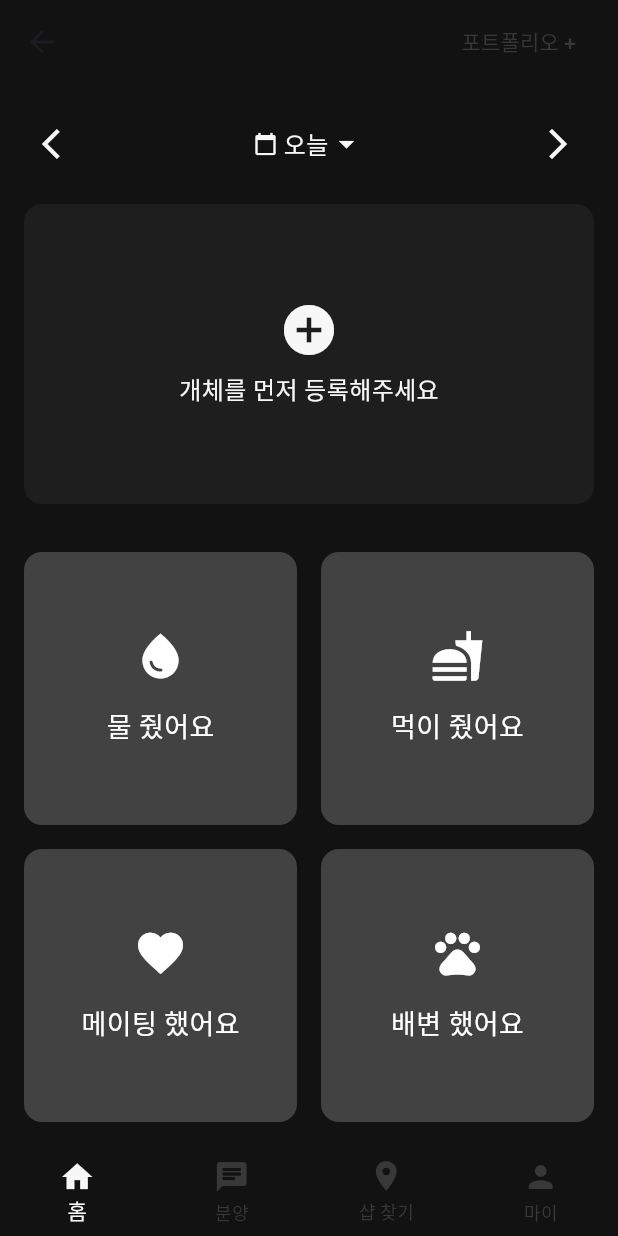
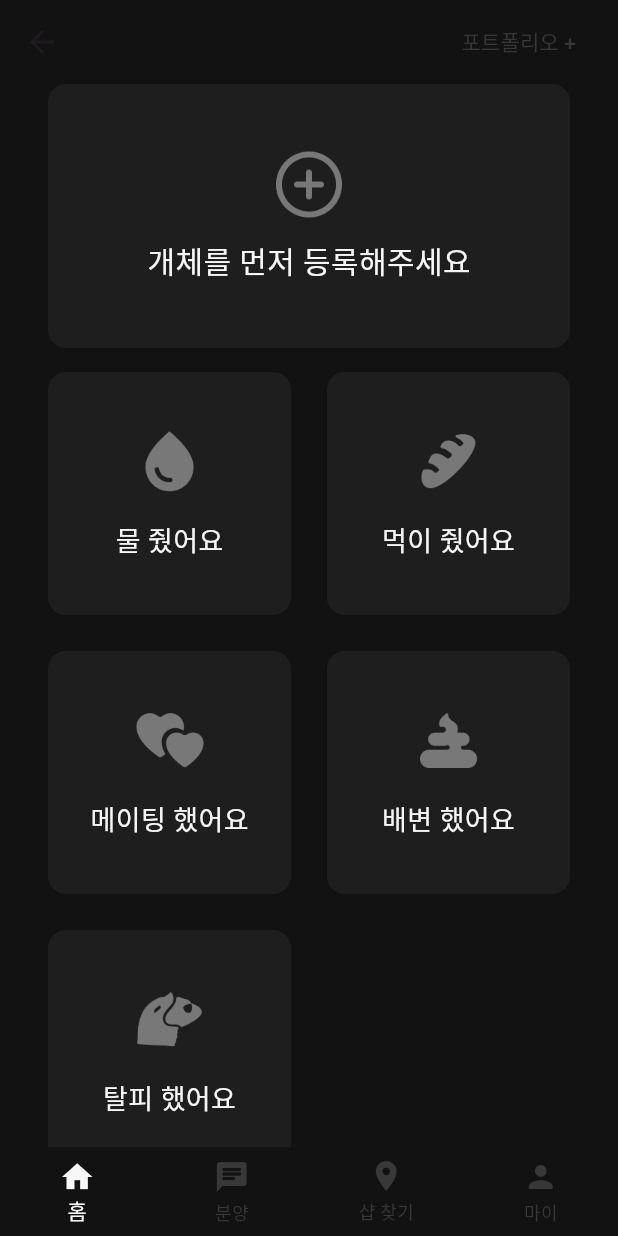
Before and after one commit to oobinkim/rep_f_Flutter, a Flutter app: the HomeView screen opened by its route, on a phone screen of 412 x 824 dp. Run offline on Flutter 3.47's test engine with Material 3 defaults, Android fonts, the phone set to English and light mode, and no system bars; our stand-ins replace cloud_firestore, firebase_auth, firebase_core; accounts and stored records are empty; Roboto replaces fonts that are missing (Pretendard); project files that could hold a hidden picture were left out.

Commit message:
폰트 및 간격조정/ 아이콘 적용

```diff
--- a/lib/views/home_view/home_view.dart
+++ b/lib/views/home_view/home_view.dart
@@ -1,6 +1,6 @@
 import 'package:flutter/material.dart';
+import '../../widgets/grid_button.dart';
 import '../../share/app_color.dart';
-import '../../widgets/grid_button.dart'; // GridButton을 임포트
 
 class HomeView extends StatefulWidget {
   @override
@@ -36,57 +36,18 @@ class _HomeViewState extends State<HomeView> {
         ),
       ),
       body: Padding(
-        padding: const EdgeInsets.all(16.0),
+        padding: const EdgeInsets.symmetric(horizontal: 32.0), // 가로 여백 유지
         child: Column(
           children: [
-            // 이전, 오늘, 다음 버튼 영역
-            Row(
-              mainAxisAlignment: MainAxisAlignment.spaceBetween,
-              children: [
-                IconButton(
-                  icon: Icon(Icons.arrow_back_ios, color: AppColors.white),
-                  onPressed: () {
-                    print("이전 버튼 눌림");
-                  },
-                ),
-                GestureDetector(
-                  onTap: () {
-                    print("오늘 드롭다운 눌림");
-                  },
-                  child: Row(
-                    children: [
-                      Icon(Icons.calendar_today, color: AppColors.white, size: 16),
-                      SizedBox(width: 4),
-                      Text(
-                        "오늘",
-                        style: TextStyle(
-                          color: AppColors.white,
-                          fontWeight: FontWeight.w500,
-                          fontSize: 16,
-                        ),
-                      ),
-                      Icon(Icons.arrow_drop_down, color: AppColors.white),
-                    ],
-                  ),
-                ),
-                IconButton(
-                  icon: Icon(Icons.arrow_forward_ios, color: AppColors.white),
-                  onPressed: () {
-                    print("다음 버튼 눌림");
-                  },
-                ),
-              ],
-            ),
-            SizedBox(height: 16),
-            // 개체 등록 버튼
+            // 개체 추가 버튼
             GestureDetector(
               onTap: () {
-                print("개체 등록 버튼 눌림");
+                print("개체 추가 버튼 눌림");
               },
               child: Container(
                 width: double.infinity,
-                height: 200, // 세로 길이를 늘림
-                padding: EdgeInsets.all(24),
+                height: 176,
+                padding: EdgeInsets.all(16), // 내부 여백 조정
                 decoration: BoxDecoration(
                   color: AppColors.darkGray,
                   borderRadius: BorderRadius.circular(12),
@@ -94,13 +55,17 @@ class _HomeViewState extends State<HomeView> {
                 child: Column(
                   mainAxisAlignment: MainAxisAlignment.center,
                   children: [
-                    Icon(Icons.add_circle, color: AppColors.white, size: 40),
-                    SizedBox(height: 8),
+                    Image.asset(
+                      'assets/icon/plus_circle.png',
+                      width: 48, // 아이콘 크기
+                      height: 48,
+                    ),
+                    SizedBox(height: 12), // 아이콘과 텍스트 사이 간격
                     Text(
                       "개체를 먼저 등록해주세요",
                       style: TextStyle(
                         color: AppColors.white,
-                        fontSize: 16,
+                        fontSize: 20, // 텍스트 크기
                         fontWeight: FontWeight.w500,
                       ),
                     ),
@@ -108,17 +73,23 @@ class _HomeViewState extends State<HomeView> {
                 ),
               ),
             ),
-            SizedBox(height: 32),
+            SizedBox(height: 16),
+
             // Grid 버튼 영역
             Expanded(
               child: GridView.count(
-                crossAxisCount: 2,
-                mainAxisSpacing: 16,
-                crossAxisSpacing: 16,
+                crossAxisCount: 2, // 2열로 배치
+                mainAxisSpacing: 24, // 버튼 간 세로 간격 증가
+                crossAxisSpacing: 24, // 버튼 간 가로 간격 증가
+                childAspectRatio: 1.0, // 정사각형으로 설정
                 children: [
                   GridButton(
                     label: "물 줬어요",
-                    icon: Icons.water_drop,
+                    icon: Image.asset(
+                      'assets/icon/water.png',
+                      width: 48, // 아이콘 크기
+                      height:48,
+                    ),
                     isSelected: false,
                     onTap: () {
                       print("물 줬어요 버튼 눌림");
@@ -126,7 +97,11 @@ class _HomeViewState extends State<HomeView> {
                   ),
                   GridButton(
                     label: "먹이 줬어요",
-                    icon: Icons.fastfood,
+                    icon: Image.asset(
+                      'assets/icon/feed.png',
+                      width: 48, // 아이콘 크기
+                      height: 48,
+                    ),
                     isSelected: false,
                     onTap: () {
                       print("먹이 줬어요 버튼 눌림");
@@ -134,7 +109,11 @@ class _HomeViewState extends State<HomeView> {
                   ),
                   GridButton(
                     label: "메이팅 했어요",
-                    icon: Icons.favorite,
+                    icon: Image.asset(
+                      'assets/icon/mating.png',
+                      width: 48, // 아이콘 크기
+                      height: 48,
+                    ),
                     isSelected: false,
                     onTap: () {
                       print("메이팅 했어요 버튼 눌림");
@@ -142,7 +121,11 @@ class _HomeViewState extends State<HomeView> {
                   ),
                   GridButton(
                     label: "배변 했어요",
-                    icon: Icons.pets,
+                    icon: Image.asset(
+                      'assets/icon/poop.png',
+                      width: 48, // 아이콘 크기
+                      height: 48,
+                    ),
                     isSelected: false,
                     onTap: () {
                       print("배변 했어요 버튼 눌림");
@@ -150,7 +133,11 @@ class _HomeViewState extends State<HomeView> {
                   ),
                   GridButton(
                     label: "탈피 했어요",
-                    icon: Icons.change_circle,
+                    icon: Image.asset(
+                      'assets/icon/skin.png',
+                      width: 48, // 아이콘 크기
+                      height: 48,
+                    ),
                     isSelected: false,
                     onTap: () {
                       print("탈피 했어요 버튼 눌림");
@@ -163,14 +150,14 @@ class _HomeViewState extends State<HomeView> {
         ),
       ),
       bottomNavigationBar: BottomNavigationBar(
-        type: BottomNavigationBarType.fixed, // 고정 타입 설정
-        backgroundColor: AppColors.black, // 배경색 검정으로 설정
-        selectedItemColor: AppColors.white, // 선택된 아이템 색상
-        unselectedItemColor: AppColors.lightGray, // 선택되지 않은 아이템 색상
-        currentIndex: _currentIndex, // 현재 선택된 탭의 인덱스
+        type: BottomNavigationBarType.fixed,
+        backgroundColor: AppColors.black,
+        selectedItemColor: AppColors.white,
+        unselectedItemColor: AppColors.lightGray,
+        currentIndex: _currentIndex,
         onTap: (int index) {
           setState(() {
-            _currentIndex = index; // 선택된 인덱스를 업데이트
+            _currentIndex = index;
           });
         },
         items: [
--- a/lib/views/profile_view/profile_view+purpose.dart
+++ b/lib/views/profile_view/profile_view+purpose.dart
@@ -44,18 +44,28 @@ class ProfilePurpose extends StatelessWidget {
           // Options
           Row(
             children: [
-              GridButton(
+              Expanded(
+                child: AspectRatio(
+                  aspectRatio: 1, // 버튼의 가로:세로 비율
+                  child: GridButton(
                     label: "브리더/업체",
                     icon: Icons.business,
                     isSelected: viewModel.selectedPurpose == "브리더/업체",
                     onTap: () => viewModel.selectPurpose("브리더/업체"),
                   ),
+                ),
+              ),
               SizedBox(width: 16),
-              GridButton(
+              Expanded(
+                child: AspectRatio(
+                  aspectRatio: 1, // 버튼의 가로:세로 비율
+                  child: GridButton(
                     label: "개인사육자",
                     icon: Icons.person,
                     isSelected: viewModel.selectedPurpose == "개인사육자",
                     onTap: () => viewModel.selectPurpose("개인사육자"),
+                  ),
+                ),
               ),
             ],
           ),
--- a/lib/widgets/grid_button.dart
+++ b/lib/widgets/grid_button.dart
@@ -1,5 +1,5 @@
 import 'package:flutter/material.dart';
-
+import '../share/app_color.dart';
 class GridButton extends StatelessWidget {
   final String label;
   final dynamic icon; // IconData 또는 Widget 타입 모두 지원
@@ -20,10 +20,10 @@ class GridButton extends StatelessWidget {
       onTap: onTap,
       child: Container(
         decoration: BoxDecoration(
-          color: isSelected ? Colors.grey[700] : Colors.grey[800],
+          color: isSelected ? AppColors.purposeButtonGrey : AppColors.darkGray,
           borderRadius: BorderRadius.circular(12),
           border: Border.all(
-            color: isSelected ? Colors.green : Colors.transparent,
+            color: isSelected ? AppColors.lightGreen : Colors.transparent,
             width: 2,
           ),
         ),
@@ -37,7 +37,7 @@ class GridButton extends StatelessWidget {
               style: TextStyle(
                 fontSize: 18,
                 fontWeight: FontWeight.w500,
-                color: Colors.white,
+                color: AppColors.white,
               ),
             ),
           ],
@@ -52,7 +52,7 @@ class GridButton extends StatelessWidget {
       return Icon(
         icon,
         size: 36,
-        color: Colors.white,
+        color: AppColors.white,
       );
     } else if (icon is Widget) {
       return icon; // 커스텀 위젯 반환 (Image, Svg 등)
--- a/pubspec.yaml
+++ b/pubspec.yaml
@@ -58,9 +58,8 @@ dev_dependencies:
 flutter:
   uses-material-design: true
   assets:
-    - assets/images/logo.png
-    - assets/images/party_popper.png
-    - assets/images/clap.png
+    - assets/images/
+    - assets/icon/
 
   fonts:
     - family: Pretendard
```
Also changed, not shown: assets/icon/feed.png (added), assets/icon/mating.png (added), assets/icon/plus_circle.png (added), assets/icon/poop.png (added), assets/icon/skin.png (added), assets/icon/water.png (added). Lines whose indentation alone changed are shown as unchanged.
